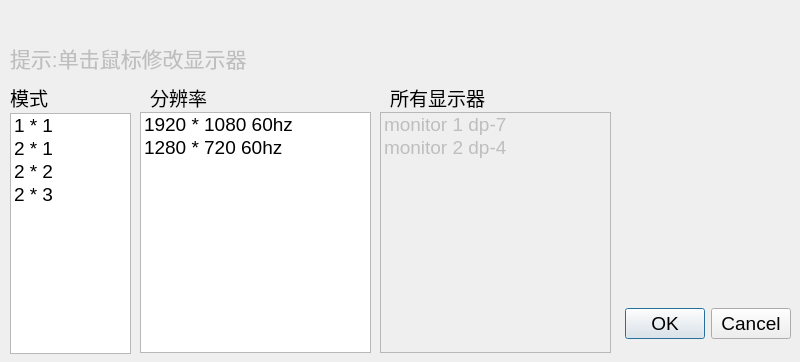
MR-ACC/IDS-Client, file common/displaycfgdialog.ui: the form before one commit; both pictures show x 0 to 800 and y 238 to 600 of the 800 by 600 pixel window.
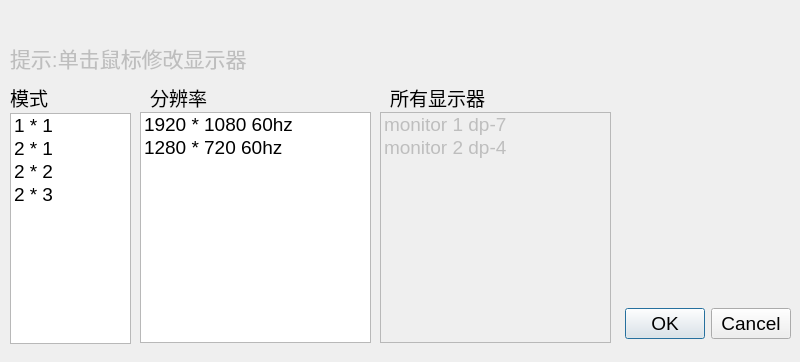
The form after the commit.

```diff
--- a/common/displaycfgdialog.ui
+++ b/common/displaycfgdialog.ui
@@ -39,7 +39,7 @@
      <x>140</x>
      <y>350</y>
      <width>231</width>
-     <height>241</height>
+     <height>231</height>
     </rect>
    </property>
    <item>
@@ -59,7 +59,7 @@
      <x>10</x>
      <y>351</y>
      <width>121</width>
-     <height>241</height>
+     <height>231</height>
     </rect>
    </property>
    <item>
@@ -92,7 +92,7 @@
      <x>380</x>
      <y>350</y>
      <width>231</width>
-     <height>241</height>
+     <height>231</height>
     </rect>
    </property>
    <item>
```
